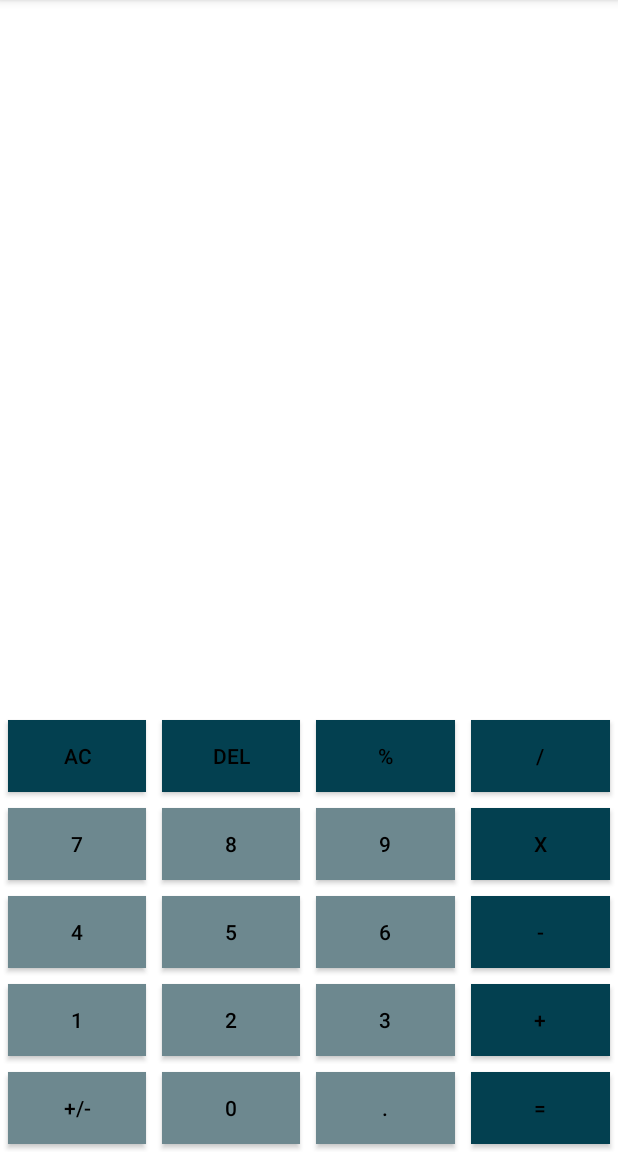
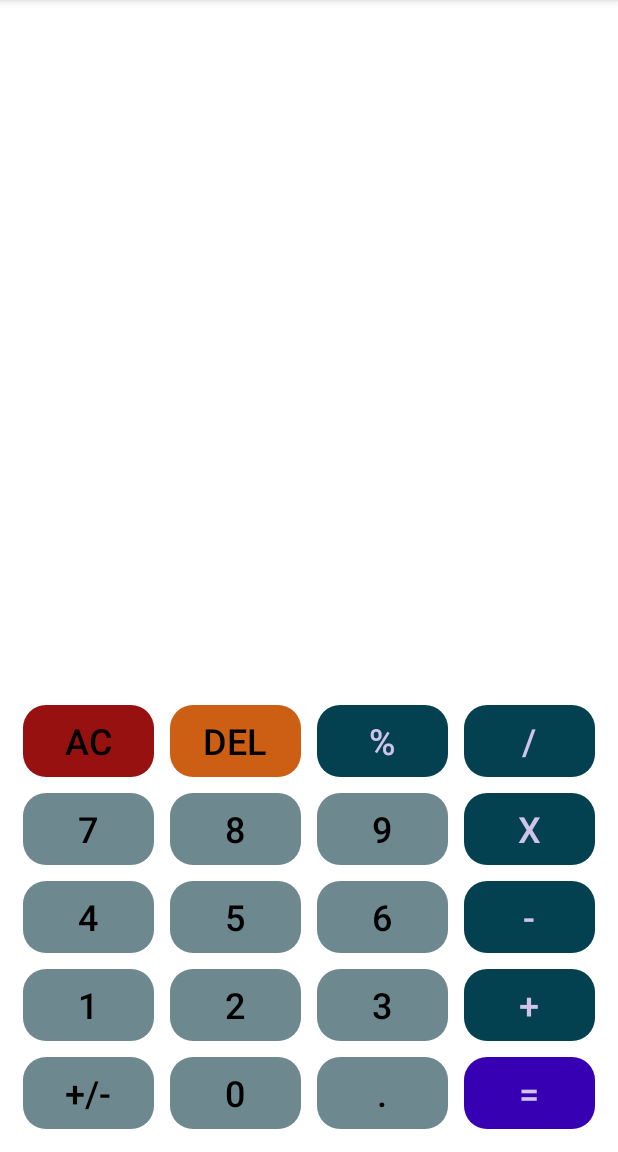
Before and after one commit to arturkowalczyk300/android-calculator, an Android app: the screen it shows after launch (MainActivity), on a phone screen of 412 x 824 dp, the part 84-1236 px from its top. Run offline under Robolectric (Android 15) with nearby library versions, the phone set to English and light mode, and no system bars.

Commit message:
add changes in layout (margins, colors, rounded corners)

```diff
--- /dev/null
+++ b/app/src/main/res/drawable/corner_radius_button.xml
@@ -0,0 +1,9 @@
+<?xml version="1.0" encoding="utf-8"?>
+<selector xmlns:android="http://schemas.android.com/apk/res/android">
+    <item>
+        <shape>
+            <corners
+                android:radius="15dp"/>
+        </shape>
+    </item>
+</selector>
--- a/app/src/main/res/layout/activity_main.xml
+++ b/app/src/main/res/layout/activity_main.xml
@@ -17,6 +17,7 @@
             android:id="@+id/tvExpression"
             android:layout_width="match_parent"
             android:layout_height="wrap_content"
+            android:layout_margin="20dp"
             android:textSize="36sp"
             tools:text="2*2" />
     </LinearLayout>
@@ -31,6 +32,8 @@
             android:id="@+id/tvLabelEqual"
             android:layout_width="wrap_content"
             android:layout_height="wrap_content"
+            android:layout_marginLeft="20dp"
+            android:layout_marginTop="20dp"
             android:text="="
             android:textSize="40sp"
             android:visibility="gone"
@@ -40,6 +43,7 @@
             android:id="@+id/tvResult"
             android:layout_width="match_parent"
             android:layout_height="wrap_content"
+            android:layout_margin="20dp"
             android:textSize="36sp"
             tools:text="4"
             android:visibility="gone"
@@ -51,6 +55,7 @@
     <LinearLayout
         android:layout_width="match_parent"
         android:layout_height="match_parent"
+        android:padding="10dp"
         android:layout_gravity="bottom"
         android:gravity="bottom"
         android:orientation="vertical">
@@ -61,13 +66,13 @@
             android:orientation="horizontal">
 
             <androidx.appcompat.widget.AppCompatButton
-                style="@style/actionButtonStyle"
+                style="@style/actionRemoveAllButtonStyle"
                 android:onClick="buttonOnClickListener"
                 android:tag="AC"
                 android:text="AC" />
 
             <androidx.appcompat.widget.AppCompatButton
-                style="@style/actionButtonStyle"
+                style="@style/actionRemoveOneCharacterButtonStyle"
                 android:onClick="buttonOnClickListener"
                 android:tag="DEL"
                 android:text="DEL" />
@@ -203,7 +208,7 @@
                 android:text="." />
 
             <androidx.appcompat.widget.AppCompatButton
-                style="@style/actionButtonStyle"
+                style="@style/actionEqualButtonStyle"
                 android:onClick="buttonOnClickListener"
                 android:tag="="
                 android:text="=" />
--- a/app/src/main/res/values-night/themes.xml
+++ b/app/src/main/res/values-night/themes.xml
@@ -14,21 +14,5 @@
         <!-- Customize your theme here. -->
     </style>
 
-    <style name="actionButtonStyle">
-        <item name="android:background">@color/actionButton</item>
-        <item name="android:textColor">@color/black</item>
-        <item name="android:layout_width">0dp</item>
-        <item name="android:layout_weight">1</item>
-        <item name="android:layout_height">wrap_content</item>
-        <item name="android:layout_margin">5dp</item>
-    </style>
 
-    <style name="numberButtonStyle">
-        <item name="android:background">@color/numberButton</item>
-        <item name="android:textColor">@color/black</item>
-        <item name="android:layout_width">0dp</item>
-        <item name="android:layout_weight">1</item>
-        <item name="android:layout_height">wrap_content</item>
-        <item name="android:layout_margin">5dp</item>
-    </style>
 </resources>
--- a/app/src/main/res/values/colors.xml
+++ b/app/src/main/res/values/colors.xml
@@ -6,7 +6,10 @@
     <color name="teal_200">#FF03DAC5</color>
     <color name="teal_700">#FF018786</color>
     <color name="black">#FF000000</color>
+    <color name="orange">#CC5F13</color>
+    <color name="red">#981111</color>
     <color name="white">#FFFFFFFF</color>
     <color name="numberButton">#6D888F</color>
     <color name="actionButton">#034050</color>
+    <color name="actionButtonsText">#D1C4E9</color>
 </resources>
--- a/app/src/main/res/values/themes.xml
+++ b/app/src/main/res/values/themes.xml
@@ -15,8 +15,32 @@
     </style>
 
     <style name="actionButtonStyle">
-        <item name="android:background">@color/actionButton</item>
+        <item name="android:background">@drawable/corner_radius_button</item>
+        <item name="backgroundTint">@color/actionButton</item>
+        <item name="android:textColor">@color/actionButtonsText</item>
+        <item name="android:textSize">24sp</item>
+        <item name="android:layout_width">0dp</item>
+        <item name="android:layout_weight">1</item>
+        <item name="android:layout_height">wrap_content</item>
+        <item name="android:layout_margin">5dp</item>
+    </style>
+
+    <style name="actionRemoveOneCharacterButtonStyle">
+        <item name="android:background">@drawable/corner_radius_button</item>
+        <item name="backgroundTint">@color/orange</item>
         <item name="android:textColor">@color/black</item>
+        <item name="android:textSize">24sp</item>
+        <item name="android:layout_width">0dp</item>
+        <item name="android:layout_weight">1</item>
+        <item name="android:layout_height">wrap_content</item>
+        <item name="android:layout_margin">5dp</item>
+    </style>
+
+    <style name="actionRemoveAllButtonStyle">
+        <item name="android:background">@drawable/corner_radius_button</item>
+        <item name="backgroundTint">@color/red</item>
+        <item name="android:textColor">@color/black</item>
+        <item name="android:textSize">24sp</item>
         <item name="android:layout_width">0dp</item>
         <item name="android:layout_weight">1</item>
         <item name="android:layout_height">wrap_content</item>
@@ -24,8 +48,21 @@
     </style>
 
     <style name="numberButtonStyle">
-        <item name="android:background">@color/numberButton</item>
+        <item name="android:background">@drawable/corner_radius_button</item>
+        <item name="backgroundTint">@color/numberButton</item>
         <item name="android:textColor">@color/black</item>
+        <item name="android:textSize">24sp</item>
+        <item name="android:layout_width">0dp</item>
+        <item name="android:layout_weight">1</item>
+        <item name="android:layout_height">wrap_content</item>
+        <item name="android:layout_margin">5dp</item>
+    </style>
+
+    <style name="actionEqualButtonStyle">
+        <item name="android:background">@drawable/corner_radius_button</item>
+        <item name="backgroundTint">@color/purple_700</item>
+        <item name="android:textColor">@color/actionButtonsText</item>
+        <item name="android:textSize">24sp</item>
         <item name="android:layout_width">0dp</item>
         <item name="android:layout_weight">1</item>
         <item name="android:layout_height">wrap_content</item>
```
